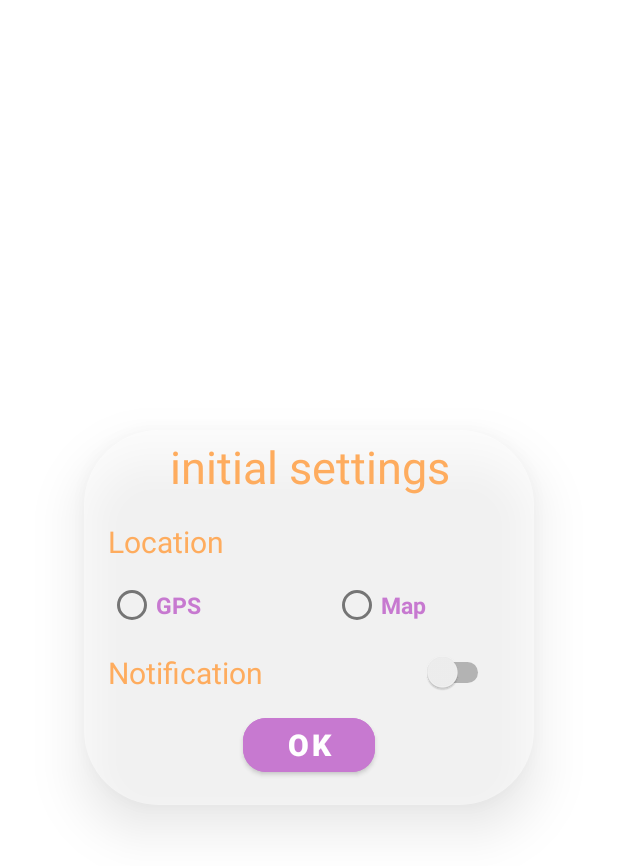
After one commit to ShroukMohamed16/WeatherTracker, an Android app: the layout intial_dialog.xml on its own in the app's theme, with its tools: preview values and no code run, on a phone screen of 412 x 824 dp. The commit adds this screen. Shown: the top 866 px of the screen. Run offline under Robolectric (Android 15) with nearby library versions, the phone set to English and light mode, and no system bars.

Commit message:
initial and alert dialog

```diff
--- /dev/null
+++ b/app/src/main/java/com/example/weathertracker/InitialDialog.kt
@@ -0,0 +1,16 @@
+package com.example.weathertracker
+
+import android.app.Dialog
+import android.content.Context
+import android.widget.Button
+
+class InitialDialog(context:Context):Dialog(context) {
+    init {
+        setContentView(R.layout.intial_dialog)
+        val button = findViewById<Button>(R.id.ok_btn_initial_dialog)
+        button.setOnClickListener{
+            dismiss()
+        }
+
+    }
+}
--- a/app/src/main/java/com/example/weathertracker/MainActivity.kt
+++ b/app/src/main/java/com/example/weathertracker/MainActivity.kt
@@ -17,7 +17,12 @@ class MainActivity : AppCompatActivity() {
         super.onCreate(savedInstanceState)
         setContentView(R.layout.activity_main)
 
+
         initUI()
+
+        val customDialog = InitialDialog(this)
+        customDialog.show()
+
         val  actionBar = supportActionBar
         if(actionBar != null) {
             actionBar.setHomeAsUpIndicator(R.drawable.menu_icon)
--- a/app/src/main/res/drawable/ripple.xml
+++ b/app/src/main/res/drawable/ripple.xml
@@ -7,7 +7,7 @@
                     <gradient
                         android:type="linear"
                         android:angle="270"
-                        android:startColor="@color/green"
+                        android:startColor="@color/endColor"
                         android:endColor="#B747BFDF" />
                 </shape>
             </item>
--- a/app/src/main/res/drawable/ripple_2.xml
+++ b/app/src/main/res/drawable/ripple_2.xml
@@ -7,7 +7,7 @@
                     <gradient
                         android:type="linear"
                         android:angle="270"
-                        android:startColor="@color/green"
+                        android:startColor="@color/endColor"
                         android:endColor="#B747BFDF" />
                 </shape>
             </item>
--- /dev/null
+++ b/app/src/main/res/layout/intial_dialog.xml
@@ -0,0 +1,106 @@
+<?xml version="1.0" encoding="utf-8"?>
+<androidx.constraintlayout.widget.ConstraintLayout xmlns:android="http://schemas.android.com/apk/res/android"
+    xmlns:app="http://schemas.android.com/apk/res-auto"
+    android:layout_width="300dp"
+    android:layout_height="250dp"
+    android:layout_gravity="center"
+    android:elevation="20dp"
+    android:backgroundTint="@color/white"
+    android:background="@drawable/background">
+
+    <TextView
+        android:id="@+id/textView7"
+        android:layout_width="wrap_content"
+        android:layout_height="wrap_content"
+        android:layout_marginTop="4dp"
+        android:text="initial settings"
+        android:textColor="@color/startColor"
+        android:textSize="30sp"
+        app:layout_constraintEnd_toEndOf="parent"
+        app:layout_constraintHorizontal_bias="0.504"
+        app:layout_constraintStart_toStartOf="parent"
+        app:layout_constraintTop_toTopOf="parent" />
+
+    <TextView
+        android:id="@+id/textView8"
+        android:layout_width="wrap_content"
+        android:layout_height="wrap_content"
+        android:layout_marginStart="16dp"
+        android:layout_marginTop="16dp"
+        android:text="@string/location"
+        android:textColor="@color/startColor"
+        android:textSize="20sp"
+        app:layout_constraintStart_toStartOf="parent"
+        app:layout_constraintTop_toBottomOf="@+id/textView7" />
+
+    <RadioGroup
+        android:id="@+id/radioGroup"
+        android:layout_width="wrap_content"
+        android:layout_height="wrap_content"
+        android:layout_marginTop="32dp"
+        android:orientation="horizontal"
+        app:layout_constraintEnd_toEndOf="@+id/textView8"
+        app:layout_constraintHorizontal_bias="0.0"
+        app:layout_constraintStart_toStartOf="@+id/textView8"
+        app:layout_constraintTop_toTopOf="@+id/textView8">
+
+        <com.google.android.material.radiobutton.MaterialRadioButton
+            android:id="@+id/gps_initial_dialog_radioButton"
+            android:layout_width="100dp"
+            android:layout_height="wrap_content"
+            android:layout_marginEnd="50dp"
+            android:text="GPS"
+            android:textColor="@color/centerColor"
+            android:textSize="15sp"
+            android:textStyle="bold" />
+
+        <com.google.android.material.radiobutton.MaterialRadioButton
+            android:id="@+id/map_initial_dialog_radioButton"
+            android:layout_width="100dp"
+            android:layout_height="wrap_content"
+            android:text="Map"
+            android:textColor="@color/centerColor"
+            android:textSize="15sp"
+            android:textStyle="bold" />
+    </RadioGroup>
+
+    <com.google.android.material.button.MaterialButton
+        android:id="@+id/ok_btn_initial_dialog"
+        android:layout_width="wrap_content"
+        android:layout_height="wrap_content"
+        android:layout_marginBottom="16dp"
+        android:backgroundTint="@color/centerColor"
+        android:text="Ok"
+        android:textSize="20sp"
+        android:textStyle="bold"
+        android:textColor="@color/white"
+        app:cornerRadius="15dp"
+        app:layout_constraintBottom_toBottomOf="parent"
+        app:layout_constraintEnd_toEndOf="parent"
+        app:layout_constraintStart_toStartOf="parent" />
+
+    <TextView
+        android:id="@+id/textView9"
+        android:layout_width="wrap_content"
+        android:layout_height="wrap_content"
+        android:layout_marginStart="16dp"
+        android:text="@string/notification"
+        android:textColor="@color/startColor"
+
+        android:textSize="20sp"
+        app:layout_constraintBottom_toTopOf="@+id/ok_btn_initial_dialog"
+        app:layout_constraintStart_toStartOf="parent"
+        app:layout_constraintTop_toBottomOf="@+id/radioGroup"
+        app:layout_constraintVertical_bias="0.421" />
+
+    <Switch
+        android:id="@+id/switch_btn"
+        android:layout_width="wrap_content"
+        android:layout_height="wrap_content"
+        app:layout_constraintBottom_toBottomOf="@+id/textView9"
+        app:layout_constraintEnd_toEndOf="parent"
+        app:layout_constraintHorizontal_bias="0.8"
+        app:layout_constraintStart_toEndOf="@+id/textView9"
+        app:layout_constraintTop_toTopOf="@+id/textView9"
+        app:layout_constraintVertical_bias="0.0" />
+</androidx.constraintlayout.widget.ConstraintLayout>
--- a/app/src/main/res/values/strings.xml
+++ b/app/src/main/res/values/strings.xml
@@ -27,4 +27,8 @@
     <string name="kelvin">Kelvin</string>
     <string name="fahrenheit">Fahrenheit</string>
     <string name="wind_speed">Wind Speed</string>
+    <string name="alarm">Alarm</string>
+    <string name="from">From</string>
+    <string name="to">To</string>
+    <string name="add">Add</string>
 </resources>
--- a/app/src/main/res/values/style.xml
+++ b/app/src/main/res/values/style.xml
@@ -10,5 +10,9 @@
         <item name="android:textColor">@color/centerColor</item>
         <item name="android:textStyle">bold</item>
         <item name="android:textSize">20sp</item>
+        <item name="cardCornerRadius">50dp</item>
+    </style>
+    <style name="corner">
+        <item name="android:radius">20dp</item>
     </style>
 </resources>
```
